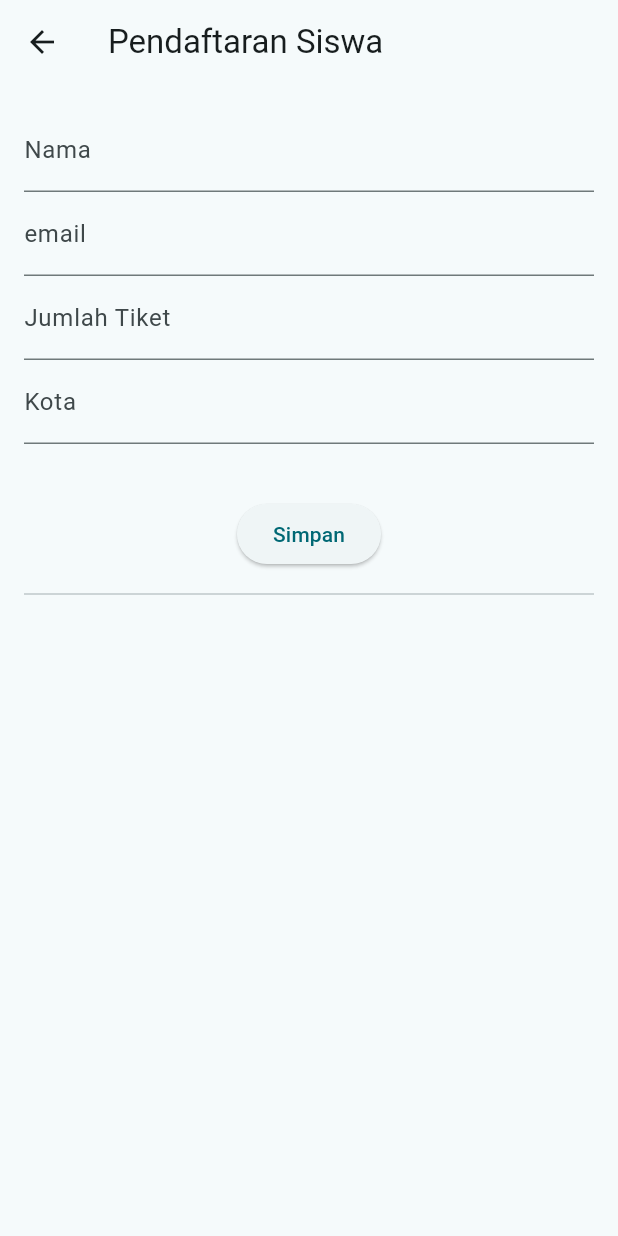
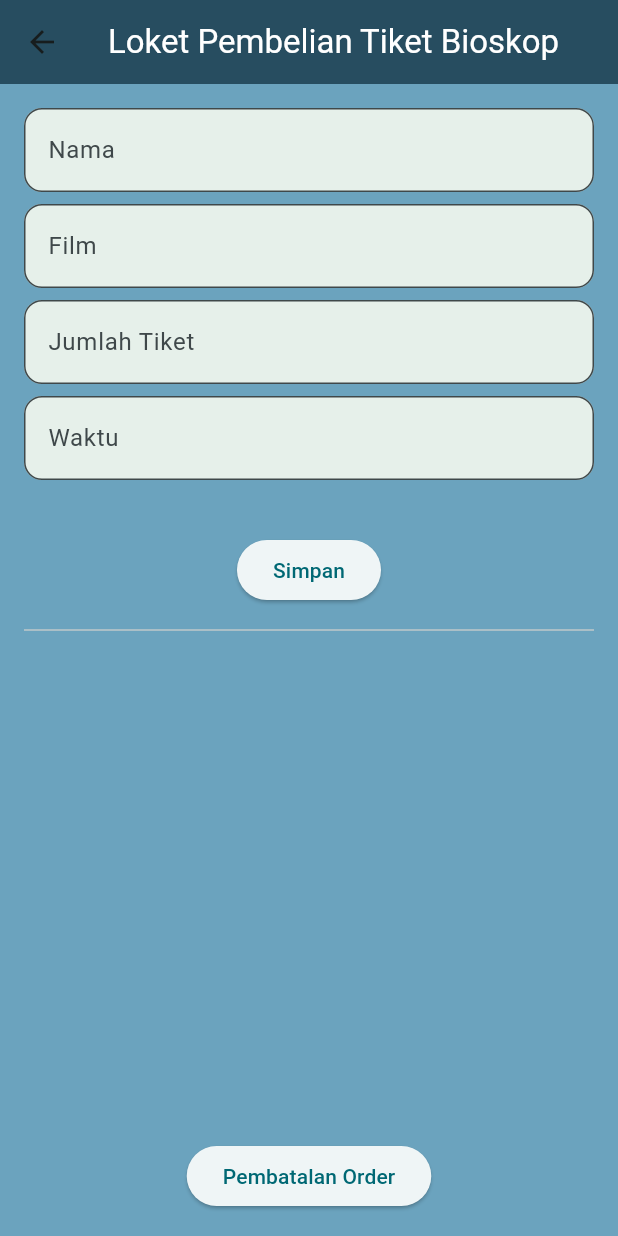
Before and after one commit to baayqq/bayuppkd_b_2, a Flutter app: the TugasSebelas screen opened directly, on a phone screen of 412 x 824 dp. Run offline on Flutter 3.47's test engine with Material 3 defaults, Android fonts, the phone set to English and light mode, and no system bars; our stand-ins replace fluttertoast, shared_preferences, sqflite; accounts and stored records are empty.

Commit message:
Tugas 11

```diff
--- a/lib/Tugas_11/Tugas11Ui.dart
+++ b/lib/Tugas_11/Tugas11Ui.dart
@@ -1,3 +1,4 @@
+import 'package:bayuppkd_b_2/Tugas_11/CancelOrder.dart';
 import 'package:bayuppkd_b_2/Tugas_11/Model11.dart';
 import 'package:flutter/material.dart';
 import 'package:bayuppkd_b_2/Tugas_11/DB_Helper11.dart';
@@ -10,6 +11,7 @@ class TugasSebelas extends StatefulWidget {
 }
 
 class _TugasSebelasState extends State<TugasSebelas> {
+  final TextEditingController idController = TextEditingController();
   final TextEditingController namaController = TextEditingController();
   final TextEditingController emailController = TextEditingController();
   final TextEditingController tiketController = TextEditingController();
@@ -31,6 +33,7 @@ class _TugasSebelasState extends State<TugasSebelas> {
   }
 
   Future<void> simpanData() async {
+    final id = int.tryParse(idController.text);
     final nama = namaController.text;
     final email = emailController.text;
     final tiket = int.tryParse(tiketController.text) ?? 0;
@@ -38,8 +41,9 @@ class _TugasSebelasState extends State<TugasSebelas> {
 
     if (nama.isNotEmpty && tiket > 0) {
       await DBHelperSebelas.insertPengunjung(
-        Pengunjung(nama: nama, email: email, tiket: tiket, asal: asal),
+        Pengunjung(id: id, nama: nama, email: email, tiket: tiket, asal: asal),
       );
+      idController.clear();
       namaController.clear();
       emailController.clear();
       tiketController.clear();
@@ -50,27 +54,69 @@ class _TugasSebelasState extends State<TugasSebelas> {
 
   Widget build(BuildContext context) {
     return Scaffold(
-      appBar: AppBar(title: Text('Pendaftaran Siswa')),
+      appBar: AppBar(
+        title: Text(
+          'Loket Pembelian Tiket Bioskop',
+          style: TextStyle(color: Color(0xffffffff)),
+        ),
+        backgroundColor: Color(0xff274d60),
+      ),
+      backgroundColor: Color(0xff6ba3be),
       body: Padding(
         padding: const EdgeInsets.all(16.0),
         child: Column(
           children: [
             TextField(
               controller: namaController,
-              decoration: InputDecoration(labelText: 'Nama'),
+              decoration: InputDecoration(
+                labelText: 'Nama',
+                filled: true,
+                fillColor: Color(0xFFE6F0EA),
+                border: OutlineInputBorder(
+                  borderRadius: BorderRadius.circular(12),
+                  borderSide: BorderSide(color: Color(0xff789262), width: 1),
+                ),
+              ),
             ),
+            SizedBox(height: 8),
             TextField(
               controller: emailController,
-              decoration: InputDecoration(labelText: 'email'),
+              decoration: InputDecoration(
+                labelText: 'Film',
+                filled: true,
+                fillColor: Color(0xFFE6F0EA),
+                border: OutlineInputBorder(
+                  borderRadius: BorderRadius.circular(12),
+                  borderSide: BorderSide(color: Color(0xff789262), width: 1),
+                ),
+              ),
             ),
+            SizedBox(height: 8),
             TextField(
               controller: tiketController,
-              decoration: InputDecoration(labelText: 'Jumlah Tiket'),
+              decoration: InputDecoration(
+                labelText: 'Jumlah Tiket',
+                filled: true,
+                fillColor: Color(0xFFE6F0EA),
+                border: OutlineInputBorder(
+                  borderRadius: BorderRadius.circular(12),
+                  borderSide: BorderSide(color: Color(0xff789262), width: 1),
+                ),
+              ),
               keyboardType: TextInputType.number,
             ),
+            SizedBox(height: 8),
             TextField(
               controller: asalController,
-              decoration: InputDecoration(labelText: 'Kota'),
+              decoration: InputDecoration(
+                labelText: 'Waktu',
+                filled: true,
+                fillColor: Color(0xFFE6F0EA),
+                border: OutlineInputBorder(
+                  borderRadius: BorderRadius.circular(12),
+                  borderSide: BorderSide(color: Color(0xff789262), width: 1),
+                ),
+              ),
             ),
             SizedBox(height: 36),
             ElevatedButton(onPressed: simpanData, child: Text('Simpan')),
@@ -80,15 +126,30 @@ class _TugasSebelasState extends State<TugasSebelas> {
                 itemCount: daftarPengunjung.length,
                 itemBuilder: (context, index) {
                   final Pengunjung = daftarPengunjung[index];
-                  return ListTile(
-                    leading: CircleAvatar(child: Text('${Pengunjung.id}')),
-                    title: Text(Pengunjung.nama),
-                    subtitle: Text(
-                      'Email: ${Pengunjung.email}\nTiket: ${Pengunjung.tiket}\nAsal: ${Pengunjung.asal}',
+                  return Card(
+                    child: ListTile(
+                      onTap: () {},
+                      leading: CircleAvatar(child: Text('${index +1}')),
+                      title: Text(Pengunjung.nama),
+                      subtitle: Text(
+                        'Film: ${Pengunjung.email}\nTiket: ${Pengunjung.tiket}\nWaktu: ${Pengunjung.asal}',
+                      ),
                     ),
                   );
                 },
               ),
+            ),
+            ElevatedButton(
+              onPressed: () async {
+                await Navigator.push(
+                  context,
+                  MaterialPageRoute(builder: (context) => COrder()),
+                );
+                setState(() {
+                  muatData();
+                });
+              },
+              child: Text('Pembatalan Order'),
             ),
           ],
         ),
--- a/pubspec.yaml
+++ b/pubspec.yaml
@@ -35,6 +35,7 @@ dependencies:
   path_provider: ^2.1.5
   shared_preferences: ^2.5.3
   sqflite: ^2.4.2
+  fluttertoast: ^8.2.12
 
 dev_dependencies:
   flutter_lints: ^5.0.0
```
Also changed, not shown: lib/Tugas_11/CancelOrder.dart (added, +130 -0 lines), lib/Tugas_11/DB_Helper11.dart (+12 -0 lines), lib/main.dart (+9 -8 lines), pubspec.lock.
